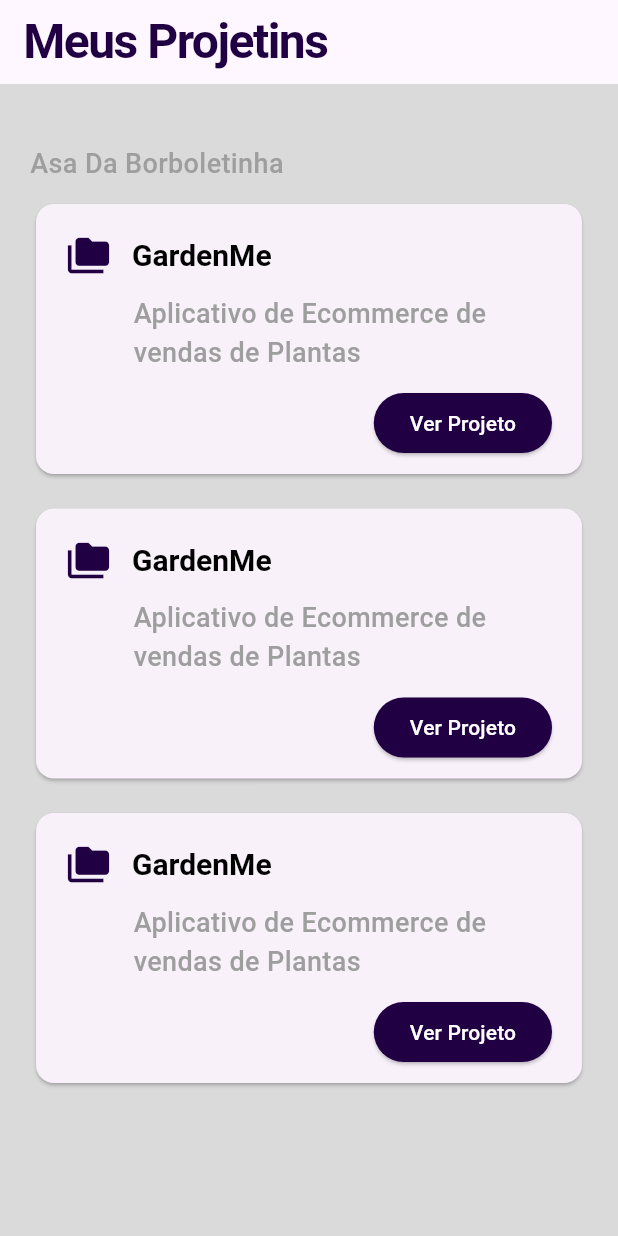
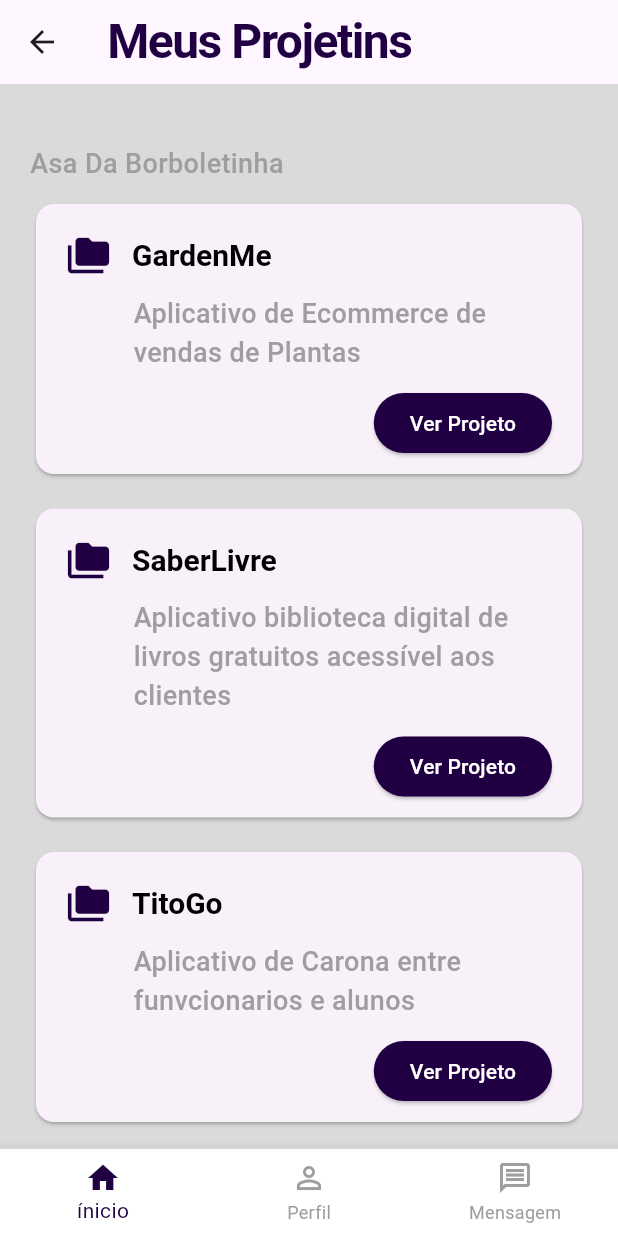
Before and after one commit to gabrielsilvaa12/LoginAtividade, a Flutter app: the ProjetosPage screen opened directly, on a phone screen of 412 x 824 dp. Run offline on Flutter 3.47's test engine with Material 3 defaults, Android fonts, the phone set to English and light mode, and no system bars.

Commit message:
Finalização da tela de projetos - e refatoramento da navegação

```diff
--- a/lib/Pages/login_page.dart
+++ b/lib/Pages/login_page.dart
@@ -1,5 +1,5 @@
 import 'package:flutter/material.dart';
-import 'package:login_ativ/Pages/profile_page.dart';
+import 'package:login_ativ/Pages/projetos_page.dart';
 
 class MyHomePage extends StatefulWidget {
   const MyHomePage({super.key, required this.title});
@@ -87,7 +87,7 @@ class _MyHomePageState extends State<MyHomePage> {
                     Navigator.push(
                       context,
                       MaterialPageRoute(
-                        builder: (context) => const ProfilePage(),
+                        builder: (context) => const ProjetosPage(),
                       ),
                     );
                   },
--- a/lib/Pages/projetos_page.dart
+++ b/lib/Pages/projetos_page.dart
@@ -1,6 +1,7 @@
 import 'package:flutter/material.dart';
 import 'package:login_ativ/Config/app_colors.dart';
 import 'package:login_ativ/Config/app_text_style.dart';
+import 'package:login_ativ/Pages/profile_page.dart';
 
 class ProjetosPage extends StatefulWidget {
   const ProjetosPage({super.key});
@@ -10,15 +11,31 @@ class ProjetosPage extends StatefulWidget {
 }
 
 class _ProjetosPageState extends State<ProjetosPage> {
+  int _selectedIndex = 0;
+
+  void _onItemTapped(int index) {
+    if (index == 1) {
+      Navigator.push(
+        context,
+        MaterialPageRoute(builder: (context) => const ProfilePage()),
+      );
+    } else {
+      // Para os outros botões, apenas atualiza o estado (muda a cor)
+      setState(() {
+        _selectedIndex = index;
+      });
+    }
+  }
+
   @override
   Widget build(BuildContext context) {
     return Scaffold(
       backgroundColor: AppColors.backgroundColorPages,
-
       appBar: AppBar(
         title: Text('Meus Projetins', style: AppTextStyle.titleAppBar),
       ),
-      body: Padding(
+      body: SingleChildScrollView(
+        child: Padding(
           padding: const EdgeInsets.symmetric(horizontal: 20.0, vertical: 30.0),
           child: Column(
             crossAxisAlignment: CrossAxisAlignment.start,
@@ -112,7 +129,7 @@ class _ProjetosPageState extends State<ProjetosPage> {
                             ),
                             SizedBox(width: 14),
                             Text(
-                            'GardenMe',
+                              'SaberLivre',
                               style: AppTextStyle.titleAppBar.copyWith(
                                 fontSize: 20,
                                 letterSpacing: 0,
@@ -129,7 +146,7 @@ class _ProjetosPageState extends State<ProjetosPage> {
                           top: 10,
                         ),
                         child: Text(
-                        "Aplicativo de Ecommerce de vendas de Plantas",
+                          "Aplicativo biblioteca digital de livros gratuitos acessível aos clientes",
                           style: AppTextStyle.subTitlePages,
                         ),
                       ),
@@ -175,7 +192,7 @@ class _ProjetosPageState extends State<ProjetosPage> {
                             ),
                             SizedBox(width: 14),
                             Text(
-                            'GardenMe',
+                              'TitoGo',
                               style: AppTextStyle.titleAppBar.copyWith(
                                 fontSize: 20,
                                 letterSpacing: 0,
@@ -192,7 +209,7 @@ class _ProjetosPageState extends State<ProjetosPage> {
                           top: 10,
                         ),
                         child: Text(
-                        "Aplicativo de Ecommerce de vendas de Plantas",
+                          "Aplicativo de Carona entre funvcionarios e alunos",
                           style: AppTextStyle.subTitlePages,
                         ),
                       ),
@@ -221,6 +238,26 @@ class _ProjetosPageState extends State<ProjetosPage> {
             ],
           ),
         ),
+      ),
+      bottomNavigationBar: BottomNavigationBar(
+        items: const <BottomNavigationBarItem>[
+          BottomNavigationBarItem(icon: Icon(Icons.home), label: 'ínicio'),
+          BottomNavigationBarItem(
+            icon: Icon(Icons.person_outline),
+            label: 'Perfil',
+          ),
+          BottomNavigationBarItem(
+            icon: Icon(Icons.message_outlined),
+            label: 'Mensagem',
+          ),
+        ],
+        currentIndex: _selectedIndex,
+        selectedItemColor: Color(0xFF200042),
+        unselectedItemColor: Colors.grey,
+        onTap: _onItemTapped,
+        backgroundColor: Colors.white,
+        type: BottomNavigationBarType.fixed,
+      ),
     );
   }
 }
--- a/lib/app.dart
+++ b/lib/app.dart
@@ -1,5 +1,5 @@
 import 'package:flutter/material.dart';
-import 'package:login_ativ/Pages/projetos_page.dart';
+import 'package:login_ativ/Pages/login_page.dart';
 
 class MyApp extends StatelessWidget {
   const MyApp({super.key});
@@ -11,9 +11,7 @@ class MyApp extends StatelessWidget {
       theme: ThemeData(
         colorScheme: ColorScheme.fromSeed(seedColor: Colors.deepPurple),
       ),
-      home: const ProjetosPage(),
-      // home: const MyHomePage(title: 'Flutter Demo Home Page'),
-      // home: const ProjetosPage(title: 'Flutter Demo Home Page'),
+      home: const MyHomePage(title: 'Flutter Demo Home Page'),
       debugShowCheckedModeBanner: false,
     );
   }
```
Lines whose indentation alone changed are shown as unchanged.
